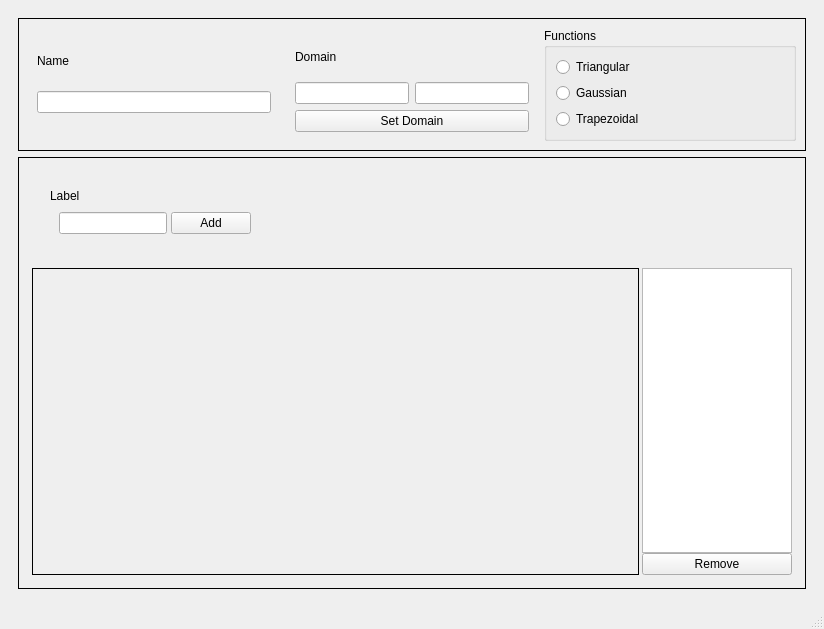
First picture: the form in design/input.ui, repository bbaltuntas/tubitak-fuzzy, before the edit.
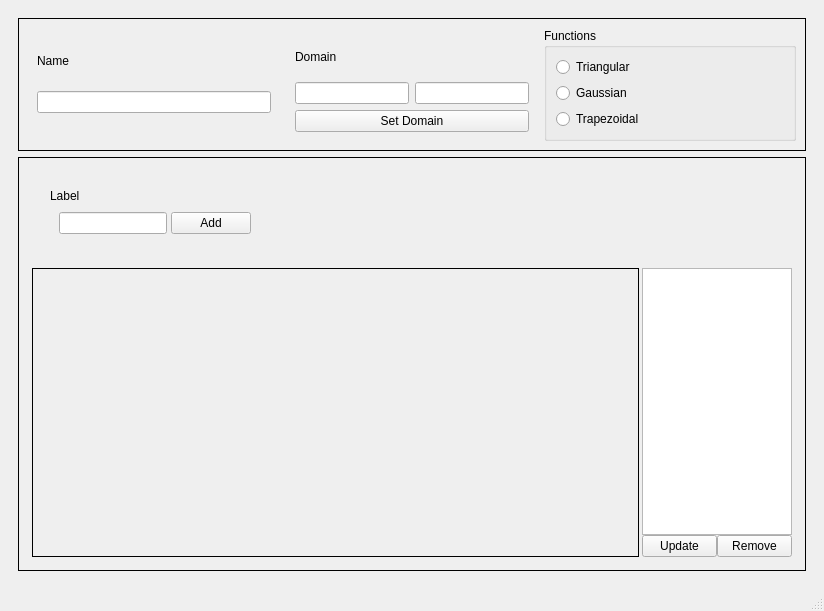
Second picture: the form after the edit.

```diff
--- a/design/input.ui
+++ b/design/input.ui
@@ -7,7 +7,7 @@
     <x>0</x>
     <y>0</y>
     <width>824</width>
-    <height>629</height>
+    <height>611</height>
    </rect>
   </property>
   <property name="windowTitle">
@@ -160,7 +160,7 @@
              <item>
               <widget class="QFrame" name="edit_frame">
                <property name="sizePolicy">
-                <sizepolicy hsizetype="Fixed" vsizetype="Fixed">
+                <sizepolicy hsizetype="Minimum" vsizetype="Fixed">
                  <horstretch>0</horstretch>
                  <verstretch>0</verstretch>
                 </sizepolicy>
@@ -351,11 +351,22 @@
                    </widget>
                   </item>
                   <item>
+                   <layout class="QHBoxLayout" name="horizontalLayout_6">
+                    <item>
+                     <widget class="QPushButton" name="update_mf_button">
+                      <property name="text">
+                       <string>Update</string>
+                      </property>
+                     </widget>
+                    </item>
+                    <item>
                    <widget class="QPushButton" name="remove_mf_button">
                     <property name="text">
                      <string>Remove</string>
                     </property>
                    </widget>
+                    </item>
+                   </layout>
                   </item>
                  </layout>
                 </widget>
```
Left out of the diff: 10 changed lines with no effect on the pictures. Lines whose indentation alone changed are shown as unchanged.
